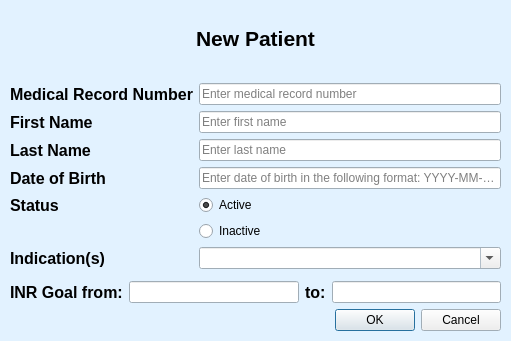
Before: the Qt Designer form uic/newpatient.ui in xyang-github/INR_Tracker, drawn with Qt 5.
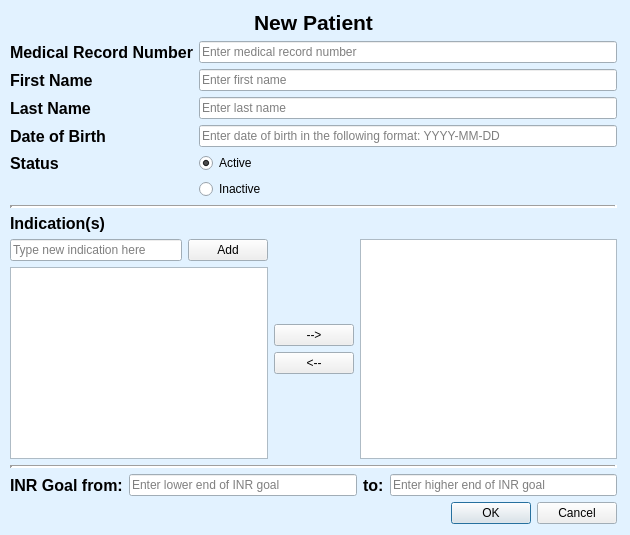
After: the same form once the commit is applied.

What changed in the file:
```diff
--- a/uic/newpatient.ui
+++ b/uic/newpatient.ui
@@ -6,8 +6,8 @@
    <rect>
     <x>0</x>
     <y>0</y>
-    <width>511</width>
-    <height>341</height>
+    <width>630</width>
+    <height>535</height>
    </rect>
   </property>
   <property name="palette">
@@ -81,9 +81,9 @@
    <property name="geometry">
     <rect>
      <x>10</x>
-     <y>0</y>
-     <width>491</width>
-     <height>331</height>
+     <y>10</y>
+     <width>607</width>
+     <height>514</height>
     </rect>
    </property>
    <layout class="QVBoxLayout" name="lytMain">
@@ -227,7 +227,19 @@
         </property>
        </widget>
       </item>
-      <item row="6" column="0">
+     </layout>
+    </item>
+    <item>
+     <widget class="Line" name="line_indication_top">
+      <property name="lineWidth">
+       <number>3</number>
+      </property>
+      <property name="orientation">
+       <enum>Qt::Horizontal</enum>
+      </property>
+     </widget>
+    </item>
+    <item>
        <widget class="QLabel" name="lblIndications">
         <property name="font">
          <font>
@@ -241,48 +253,103 @@
         </property>
        </widget>
       </item>
-      <item row="6" column="1">
-       <widget class="QComboBox" name="cmbIndication">
+    <item>
+     <layout class="QHBoxLayout" name="lytIndicationMain">
+      <item>
+       <layout class="QVBoxLayout" name="lytIndicationLeft">
+        <item>
+         <layout class="QHBoxLayout" name="lytIndicationAdd">
+          <item>
+           <widget class="QLineEdit" name="ledNewIndication">
+            <property name="placeholderText">
+             <string>Type new indication here</string>
+            </property>
+           </widget>
+          </item>
+          <item>
+           <widget class="QPushButton" name="btnNewIndication">
         <property name="toolTip">
-         <string/>
-        </property>
-        <property name="editable">
-         <bool>true</bool>
-        </property>
-        <property name="maxVisibleItems">
-         <number>15</number>
-        </property>
-        <property name="placeholderText">
-         <string/>
-        </property>
-        <property name="duplicatesEnabled">
-         <bool>false</bool>
-        </property>
-       </widget>
-      </item>
-      <item row="7" column="1">
-       <widget class="QTextEdit" name="txtIndication">
-        <property name="enabled">
-         <bool>true</bool>
-        </property>
-        <property name="sizePolicy">
-         <sizepolicy hsizetype="Expanding" vsizetype="Ignored">
-          <horstretch>0</horstretch>
-          <verstretch>0</verstretch>
-         </sizepolicy>
-        </property>
-        <property name="documentTitle">
-         <string/>
-        </property>
-        <property name="readOnly">
-         <bool>true</bool>
-        </property>
-        <property name="placeholderText">
-         <string>Will display selected indication(s) for anticoagulation</string>
-        </property>
-       </widget>
-      </item>
-     </layout>
+             <string>Add new indication to list of indications in the database</string>
+            </property>
+            <property name="text">
+             <string>Add</string>
+            </property>
+           </widget>
+          </item>
+         </layout>
+        </item>
+        <item>
+         <widget class="QListWidget" name="lstExistingIndications"/>
+        </item>
+       </layout>
+      </item>
+      <item>
+       <layout class="QVBoxLayout" name="lytButton">
+        <item>
+         <spacer name="spcButtonTop">
+          <property name="orientation">
+           <enum>Qt::Vertical</enum>
+          </property>
+          <property name="sizeHint" stdset="0">
+           <size>
+            <width>20</width>
+            <height>40</height>
+           </size>
+          </property>
+         </spacer>
+        </item>
+        <item>
+         <widget class="QPushButton" name="ledAddIndication">
+          <property name="toolTip">
+           <string>Add indication to patient's profile</string>
+          </property>
+          <property name="text">
+           <string>--&gt;</string>
+          </property>
+         </widget>
+        </item>
+        <item>
+         <widget class="QPushButton" name="btnRemove">
+          <property name="toolTip">
+           <string>Remove indication from patient's profile</string>
+          </property>
+          <property name="text">
+           <string>&lt;--</string>
+          </property>
+         </widget>
+        </item>
+        <item>
+         <spacer name="spcButtonBottom">
+          <property name="orientation">
+           <enum>Qt::Vertical</enum>
+          </property>
+          <property name="sizeHint" stdset="0">
+           <size>
+            <width>20</width>
+            <height>40</height>
+           </size>
+          </property>
+         </spacer>
+        </item>
+       </layout>
+      </item>
+      <item>
+       <widget class="QListWidget" name="lstPatientIndications"/>
+      </item>
+     </layout>
+    </item>
+    <item>
+     <widget class="Line" name="line_indication_bottom">
+      <property name="frameShadow">
+       <enum>QFrame::Sunken</enum>
+      </property>
+      <property name="lineWidth">
+       <number>3</number>
+      </property>
+      <property name="orientation">
+       <enum>Qt::Horizontal</enum>
+      </property>
+     </widget>
     </item>
     <item>
      <layout class="QHBoxLayout" name="lytBottom">
@@ -308,6 +375,9 @@
           <verstretch>0</verstretch>
          </sizepolicy>
         </property>
+        <property name="placeholderText">
+         <string>Enter lower end of INR goal</string>
+        </property>
        </widget>
       </item>
       <item>
@@ -325,7 +395,11 @@
        </widget>
       </item>
       <item>
-       <widget class="QLineEdit" name="ledGoalTo"/>
+       <widget class="QLineEdit" name="ledGoalTo">
+        <property name="placeholderText">
+         <string>Enter higher end of INR goal</string>
+        </property>
+       </widget>
       </item>
      </layout>
     </item>
```
Left out of the diff: 4 changed lines with no effect on the pictures. Lines whose indentation alone changed are shown as unchanged.
